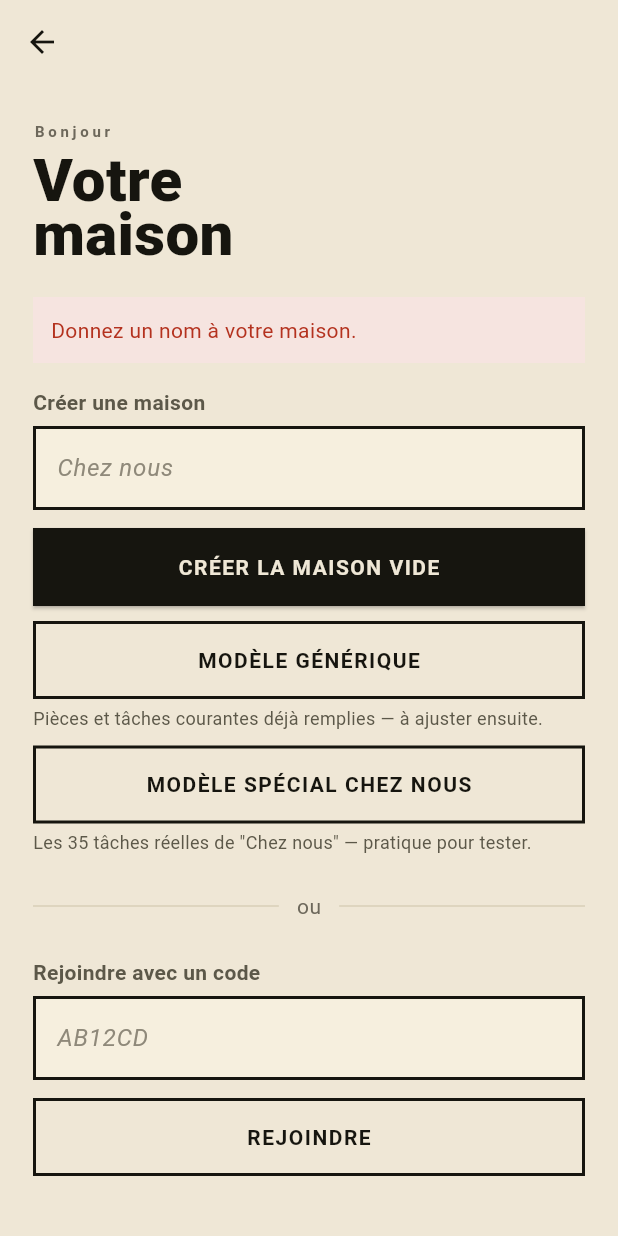
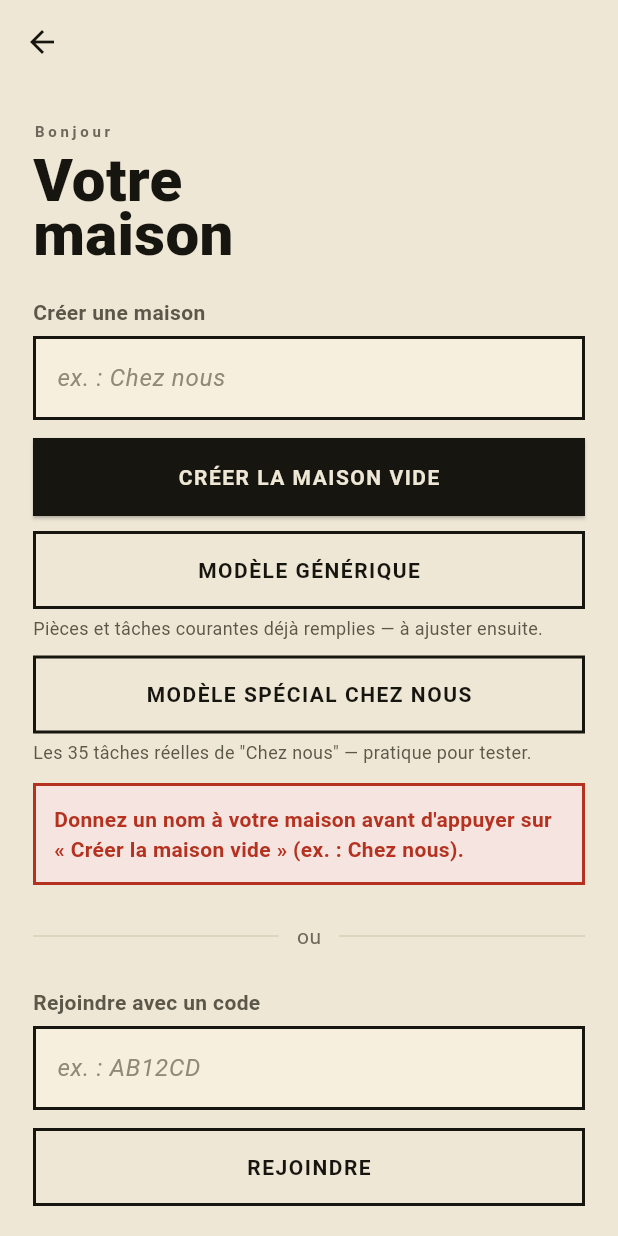
Before and after one commit to Kinder2149/nickel, a Flutter app: the EcranMaison screen opened directly with empty values, after a tap on "CRÉER LA MAISON VIDE", on a phone screen of 412 x 824 dp. Run offline on Flutter 3.47's test engine with Material 3 defaults, Android fonts, the phone set to English and light mode, and no system bars; our stand-ins replace cached_network_image, cloud_firestore, firebase_auth, firebase_core, flutter_local_notifications, shared_preferences; missing offline and left inert: workmanager; accounts and stored records are empty; network calls fail.

Commit message:
Mission 2 (retour #5) : messages d'erreur clairs dans toute l'app, plus de chargement sans fin hors connexion
Co-Authored-By: Claude Opus 5.5 <noreply@anthropic.com>

```diff
--- a/mobile/lib/ecran_equipe.dart
+++ b/mobile/lib/ecran_equipe.dart
@@ -110,7 +110,10 @@ class _EcranEquipeState extends State<EcranEquipe> {
       ScaffoldMessenger.of(context).showSnackBar(SnackBar(content: Text(ok ? '+${l.recompense} Bulles : quête accomplie !' : 'Récompense déjà récupérée.')));
     } catch (e) {
       if (!mounted) return;
-      ScaffoldMessenger.of(context).showSnackBar(SnackBar(content: Text('Impossible de récupérer : $e'), backgroundColor: Palette.rouge));
+      ScaffoldMessenger.of(context).showSnackBar(SnackBar(
+        content: Text('La récompense n\'a pas pu être récupérée, réessayez plus tard. ${texteErreur(e)}'),
+        backgroundColor: Palette.rouge,
+      ));
     }
   }
 
--- a/mobile/lib/ecran_historique.dart
+++ b/mobile/lib/ecran_historique.dart
@@ -159,10 +159,7 @@ class _EcranHistoriqueState extends State<EcranHistorique> {
     try {
       await supprimerRealisation(widget.maisonId, r['id'] as String, r['tacheId'] as String);
     } catch (e) {
-      if (!mounted) return;
-      ScaffoldMessenger.of(context).showSnackBar(
-        SnackBar(content: Text('Suppression impossible : $e'), backgroundColor: Palette.rouge),
-      );
+      if (mounted) signalerErreur(context, e);
     }
   }
 }
--- a/mobile/lib/ecran_maison.dart
+++ b/mobile/lib/ecran_maison.dart
@@ -27,6 +27,9 @@ class _EcranMaisonState extends State<EcranMaison> {
   final _controleurNom = TextEditingController();
   final _controleurCode = TextEditingController();
   String? _erreur;
+  // L'erreur s'affiche sous le bouton qui l'a provoquée, pour rester en vue
+  // (avec le clavier ouvert, un message en haut de l'écran passait inaperçu).
+  bool _erreurSurRejoindre = false;
   bool _enCours = false;
 
   @override
@@ -46,17 +49,20 @@ class _EcranMaisonState extends State<EcranMaison> {
   /// Sans ce garde-fou, un échec réseau ou un refus des règles Firestore
   /// laissait l'écran tourner indéfiniment, sans message (retour de Kinder
   /// du 2026-09-10 : maison "créée" mais absente de la base).
-  Future<void> _executer(Future<void> Function() action) async {
+  Future<void> _executer(Future<void> Function() action, {bool rejoindre = false}) async {
+    FocusScope.of(context).unfocus();
     setState(() {
       _enCours = true;
       _erreur = null;
+      _erreurSurRejoindre = rejoindre;
     });
     try {
+      await verifierConnexion();
       await action();
     } catch (e) {
       if (!mounted) return;
       setState(() {
-        _erreur = 'Échec, rien n\'a été enregistré correctement. Vérifiez la connexion et réessayez.\n($e)';
+        _erreur = 'Rien n\'a été enregistré. ${texteErreur(e)}';
         _enCours = false;
       });
     }
@@ -65,7 +71,10 @@ class _EcranMaisonState extends State<EcranMaison> {
   Future<void> _creerVide() async {
     final nom = _controleurNom.text.trim();
     if (nom.isEmpty) {
-      setState(() => _erreur = 'Donnez un nom à votre maison.');
+      setState(() {
+        _erreur = 'Donnez un nom à votre maison avant d\'appuyer sur « Créer la maison vide » (ex. : Chez nous).';
+        _erreurSurRejoindre = false;
+      });
       return;
     }
     await _executer(() async {
@@ -87,7 +96,10 @@ class _EcranMaisonState extends State<EcranMaison> {
   Future<void> _rejoindre() async {
     final code = _controleurCode.text.trim();
     if (code.isEmpty) {
-      setState(() => _erreur = "Entrez un code d'invitation.");
+      setState(() {
+        _erreur = "Entrez le code d'invitation à 6 caractères (un membre de la maison le trouve dans Paramètres).";
+        _erreurSurRejoindre = true;
+      });
       return;
     }
     await _executer(() async {
@@ -95,13 +107,13 @@ class _EcranMaisonState extends State<EcranMaison> {
       if (maison == null) {
         if (!mounted) return;
         setState(() {
-          _erreur = 'Aucune maison ne correspond à ce code.';
+          _erreur = 'Aucune maison ne correspond à ce code. Vérifiez-le auprès d\'un membre de la maison (Paramètres → Code d\'invitation).';
           _enCours = false;
         });
         return;
       }
       await _allerVersAccueil(maison['id'] as String);
-    });
+    }, rejoindre: true);
   }
 
   @override
@@ -124,17 +136,9 @@ class _EcranMaisonState extends State<EcranMaison> {
               const Text('Votre\nmaison',
                   style: TextStyle(fontSize: 40, fontWeight: FontWeight.w900, height: 0.9, color: Palette.encre)),
               const SizedBox(height: 24),
-              if (_erreur != null) ...[
-                Container(
-                  padding: const EdgeInsets.all(12),
-                  color: const Color(0xFFF6E4E0),
-                  child: Text(_erreur!, style: const TextStyle(color: Palette.rouge)),
-                ),
-                const SizedBox(height: 16),
-              ],
               const Text('Créer une maison', style: TextStyle(fontWeight: FontWeight.w600, color: Palette.encreDouce)),
               const SizedBox(height: 6),
-              TextField(controller: _controleurNom, decoration: decorationChamp('Chez nous')),
+              TextField(controller: _controleurNom, decoration: decorationChamp('ex. : Chez nous')),
               const SizedBox(height: 12),
               ElevatedButton(
                 onPressed: _enCours ? null : _creerVide,
@@ -159,6 +163,7 @@ class _EcranMaisonState extends State<EcranMaison> {
               const SizedBox(height: 4),
               const Text('Les 35 tâches réelles de "Chez nous" — pratique pour tester.',
                   style: TextStyle(color: Palette.encreDouce, fontSize: 12)),
+              if (_erreur != null && !_erreurSurRejoindre) _bandeauErreur(),
               Padding(
                 padding: const EdgeInsets.symmetric(vertical: 24),
                 child: Row(children: const [
@@ -172,7 +177,7 @@ class _EcranMaisonState extends State<EcranMaison> {
               TextField(
                 controller: _controleurCode,
                 textCapitalization: TextCapitalization.characters,
-                decoration: decorationChamp('AB12CD'),
+                decoration: decorationChamp('ex. : AB12CD'),
               ),
               const SizedBox(height: 12),
               OutlinedButton(
@@ -180,6 +185,7 @@ class _EcranMaisonState extends State<EcranMaison> {
                 style: boutonSecondaire(),
                 child: const Text('REJOINDRE', style: TextStyle(fontWeight: FontWeight.bold, letterSpacing: 1)),
               ),
+              if (_erreur != null && _erreurSurRejoindre) _bandeauErreur(),
               if (_enCours) ...[
                 const SizedBox(height: 20),
                 const Center(child: CircularProgressIndicator(color: Palette.encre)),
@@ -190,4 +196,11 @@ class _EcranMaisonState extends State<EcranMaison> {
       ),
     );
   }
+
+  Widget _bandeauErreur() => Container(
+        margin: const EdgeInsets.only(top: 12),
+        padding: const EdgeInsets.all(12),
+        decoration: BoxDecoration(color: const Color(0xFFF6E4E0), border: Border.all(color: Palette.rouge, width: 2)),
+        child: Text(_erreur!, style: const TextStyle(color: Palette.rouge, fontWeight: FontWeight.w600)),
+      );
 }
--- a/mobile/lib/palette.dart
+++ b/mobile/lib/palette.dart
@@ -105,6 +105,7 @@ String texteErreur(Object e) {
         return "Action refusée : vous ne faites peut-être plus partie de cette maison. Rouvrez l'app et réessayez.";
       case 'unavailable':
       case 'deadline-exceeded':
+      case 'network-request-failed':
         return 'Pas de connexion internet. Vérifiez le réseau et réessayez.';
       case 'not-found':
         return "Cet élément n'existe plus : il a peut-être été supprimé par un autre membre.";
```
Also changed, not shown: mobile/lib/donnees.dart (+19 -1 lines), mobile/lib/ecran_accueil.dart (+35 -6 lines), mobile/lib/ecran_boutique.dart (+4 -4 lines), mobile/lib/ecran_fiche.dart (+8 -4 lines), mobile/lib/ecran_parametres.dart (+20 -3 lines), mobile/lib/ecran_profil.dart (+14 -3 lines), mobile/lib/main.dart (+21 -3 lines), 1 other file.
